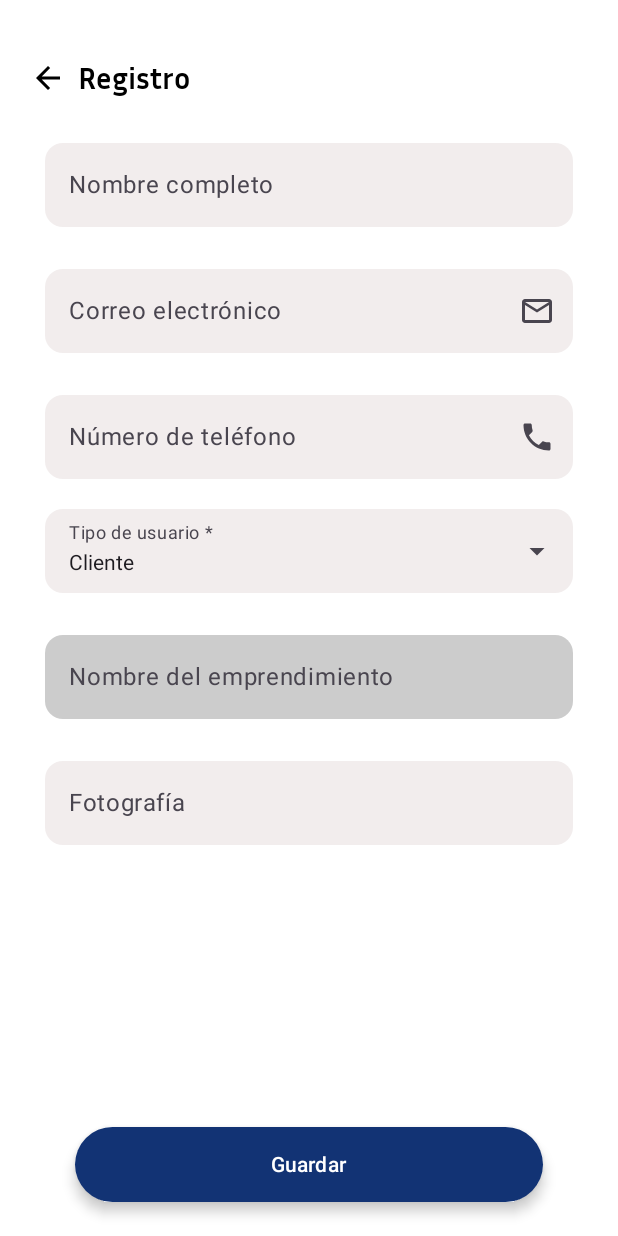
After one commit to PDM-24/proyecto-UCAmarket, an Android app built with Jetpack Compose: the SignupScreen screen opened through its navigation route, on a phone screen of 412 x 824 dp. The commit adds this screen. Run offline under Robolectric (Android 15) with nearby library versions, the phone set to English and light mode, and no system bars; libraries missing offline, so code that uses them is left out: androidx.benchmark.perfetto; 1 statement that could not run was skipped.

Commit message:
Agregar interfaz de registro

```diff
--- a/app/src/main/java/com/delgadojuarez/ucamarket/MainActivity.kt
+++ b/app/src/main/java/com/delgadojuarez/ucamarket/MainActivity.kt
@@ -4,6 +4,7 @@ import android.os.Bundle
 import androidx.activity.ComponentActivity
 import androidx.activity.compose.setContent
 import androidx.activity.enableEdgeToEdge
+import androidx.activity.viewModels
 import androidx.compose.foundation.layout.fillMaxSize
 import androidx.compose.foundation.layout.padding
 import androidx.compose.material3.Scaffold
@@ -11,6 +12,7 @@ import androidx.compose.material3.Text
 import androidx.compose.runtime.Composable
 import androidx.compose.ui.Modifier
 import androidx.compose.ui.tooling.preview.Preview
+import com.delgadojuarez.ucamarket.ui.navigation.Navigation
 import com.delgadojuarez.ucamarket.ui.screens.LoginScreen
 import com.delgadojuarez.ucamarket.ui.theme.UCAMARKETTheme
 
@@ -18,8 +20,12 @@ class MainActivity : ComponentActivity() {
     override fun onCreate(savedInstanceState: Bundle?) {
         super.onCreate(savedInstanceState)
 
+        // View model
+        val viewModel : MainViewModel by viewModels()
+
         setContent {
-            LoginScreen()
+            //LoginScreen()
+            Navigation(viewModel)
         }
     }
 }
--- /dev/null
+++ b/app/src/main/java/com/delgadojuarez/ucamarket/MainViewModel.kt
@@ -0,0 +1,6 @@
+package com.delgadojuarez.ucamarket
+
+import androidx.lifecycle.ViewModel
+
+class MainViewModel : ViewModel() {
+}
--- /dev/null
+++ b/app/src/main/java/com/delgadojuarez/ucamarket/ui/component/TopBar.kt
@@ -0,0 +1,83 @@
+package com.delgadojuarez.ucamarket.ui.component
+
+import androidx.compose.foundation.background
+import androidx.compose.foundation.clickable
+import androidx.compose.foundation.layout.Arrangement
+import androidx.compose.foundation.layout.Row
+import androidx.compose.foundation.layout.Spacer
+import androidx.compose.foundation.layout.fillMaxWidth
+import androidx.compose.foundation.layout.padding
+import androidx.compose.foundation.layout.wrapContentSize
+import androidx.compose.material.icons.Icons
+import androidx.compose.material.icons.filled.ArrowBack
+import androidx.compose.material.icons.filled.Favorite
+import androidx.compose.material.icons.filled.FavoriteBorder
+import androidx.compose.material.icons.rounded.FavoriteBorder
+import androidx.compose.material3.Button
+import androidx.compose.material3.Icon
+import androidx.compose.material3.IconButton
+import androidx.compose.material3.Text
+import androidx.compose.runtime.Composable
+import androidx.compose.ui.Alignment
+import androidx.compose.ui.Modifier
+import androidx.compose.ui.graphics.Color
+import androidx.compose.ui.text.font.FontWeight
+import androidx.compose.ui.tooling.preview.Preview
+import androidx.compose.ui.unit.dp
+import androidx.compose.ui.unit.sp
+import androidx.navigation.NavController
+import com.delgadojuarez.ucamarket.ui.navigation.ScreenRoute
+import com.delgadojuarez.ucamarket.ui.theme.InriaSans
+
+@Composable
+fun TopBar(
+    title : String = "",
+    navController: NavController
+){
+
+    // Calculando ruta actual
+    val currentRoute = navController.currentBackStackEntry?.destination?.route
+
+    Row (
+        modifier = Modifier
+            .fillMaxWidth()
+            .background(Color.White),
+        verticalAlignment = Alignment.CenterVertically
+    ){
+        Icon(
+            imageVector = Icons.Filled.ArrowBack,
+            contentDescription = "Regresar",
+            modifier = Modifier
+                .padding(start = 20.dp, end = 8.dp)
+                .clickable {
+                           navController.popBackStack()
+                },
+            tint = Color.Black
+        )
+        Text(
+            text = title,
+            fontWeight = FontWeight.Bold,
+            color = Color.Black,
+            fontSize = 20.sp,
+            fontFamily = InriaSans
+        )
+
+        Spacer(modifier = Modifier.weight(1f))
+
+        if(currentRoute == ScreenRoute.ProductDetail.route){
+            IconButton(
+                modifier = Modifier.wrapContentSize(),
+                onClick = {  }
+            ) {
+                Icon(
+                    modifier = Modifier.padding(end = 20.dp),
+                    imageVector = Icons.Default.FavoriteBorder,
+                    contentDescription = "Favorito",
+                    tint = Color.Black
+                )
+            }
+        }
+
+    }
+
+}
--- /dev/null
+++ b/app/src/main/java/com/delgadojuarez/ucamarket/ui/navigation/Navigation.kt
@@ -0,0 +1,34 @@
+package com.delgadojuarez.ucamarket.ui.navigation
+
+import androidx.compose.runtime.Composable
+import androidx.compose.runtime.internal.composableLambda
+import androidx.navigation.compose.NavHost
+import androidx.navigation.compose.composable
+import androidx.navigation.compose.rememberNavController
+import com.delgadojuarez.ucamarket.MainViewModel
+import com.delgadojuarez.ucamarket.ui.screens.Home
+import com.delgadojuarez.ucamarket.ui.screens.LoginScreen
+import com.delgadojuarez.ucamarket.ui.screens.ProductDetail
+import com.delgadojuarez.ucamarket.ui.screens.SignupScreen
+
+@Composable
+fun Navigation(
+    viewModel: MainViewModel
+){
+    val navController = rememberNavController()
+
+    NavHost(navController = navController, startDestination = ScreenRoute.Signin.route) {
+        composable(route = ScreenRoute.Signin.route){
+            LoginScreen(viewModel, navController)
+        }
+        composable(route = ScreenRoute.Signup.route){
+            SignupScreen(viewModel, navController)
+        }
+        composable(route = ScreenRoute.Home.route){
+            Home()
+        }
+        composable(route = ScreenRoute.ProductDetail.route){
+            ProductDetail()
+        }
+    }
+}
--- /dev/null
+++ b/app/src/main/java/com/delgadojuarez/ucamarket/ui/navigation/ScreenRoute.kt
@@ -0,0 +1,8 @@
+package com.delgadojuarez.ucamarket.ui.navigation
+
+sealed class ScreenRoute (var route: String){
+    object Signin: ScreenRoute("Iniciar sesion")
+    object Signup: ScreenRoute("Registro")
+    object Home: ScreenRoute("Home")
+    object ProductDetail: ScreenRoute("Detalle de producto")
+}
--- /dev/null
+++ b/app/src/main/java/com/delgadojuarez/ucamarket/ui/screens/Home.kt
@@ -0,0 +1,12 @@
+package com.delgadojuarez.ucamarket.ui.screens
+
+import androidx.compose.foundation.layout.Column
+import androidx.compose.material3.Text
+import androidx.compose.runtime.Composable
+
+@Composable
+fun Home(){
+    Column {
+        Text(text = "Pantalla principal")
+    }
+}
--- a/app/src/main/java/com/delgadojuarez/ucamarket/ui/screens/LoginScreen.kt
+++ b/app/src/main/java/com/delgadojuarez/ucamarket/ui/screens/LoginScreen.kt
@@ -14,10 +14,18 @@ import androidx.compose.foundation.layout.height
 import androidx.compose.foundation.layout.padding
 import androidx.compose.foundation.layout.size
 import androidx.compose.foundation.layout.width
+import androidx.compose.foundation.shape.RoundedCornerShape
+import androidx.compose.material.icons.Icons
+import androidx.compose.material.icons.filled.Email
+import androidx.compose.material.icons.filled.MailOutline
+import androidx.compose.material.icons.sharp.Lock
 import androidx.compose.material3.Button
 import androidx.compose.material3.ButtonDefaults
+import androidx.compose.material3.ExperimentalMaterial3Api
+import androidx.compose.material3.Icon
 import androidx.compose.material3.OutlinedTextField
 import androidx.compose.material3.Text
+import androidx.compose.material3.TextFieldDefaults
 import androidx.compose.runtime.Composable
 import androidx.compose.runtime.getValue
 import androidx.compose.runtime.mutableStateOf
@@ -25,18 +33,27 @@ import androidx.compose.runtime.remember
 import androidx.compose.runtime.setValue
 import androidx.compose.ui.Alignment
 import androidx.compose.ui.Modifier
+import androidx.compose.ui.graphics.Color
 import androidx.compose.ui.res.painterResource
 import androidx.compose.ui.text.font.FontWeight
 import androidx.compose.ui.text.input.PasswordVisualTransformation
 import androidx.compose.ui.tooling.preview.Preview
 import androidx.compose.ui.unit.dp
 import androidx.compose.ui.unit.sp
+import androidx.navigation.NavController
+import com.delgadojuarez.ucamarket.MainViewModel
 import com.delgadojuarez.ucamarket.R
+import com.delgadojuarez.ucamarket.ui.navigation.ScreenRoute
 import com.delgadojuarez.ucamarket.ui.theme.azul
+import com.delgadojuarez.ucamarket.ui.theme.grisTextFields
 import com.delgadojuarez.ucamarket.ui.theme.grisTexto
 
+@OptIn(ExperimentalMaterial3Api::class)
 @Composable
-fun LoginScreen(){
+fun LoginScreen(
+    viewModel: MainViewModel,
+    navController: NavController
+){
     var email by remember {
         mutableStateOf("")
     }
@@ -64,11 +81,18 @@ fun LoginScreen(){
 
         Spacer(modifier = Modifier.height(32.dp))
 
-        OutlinedTextField(value = email, onValueChange = {
-            email = it
-        }, label = {
-            Text(text = "Correo electrónico")
-        },
+        OutlinedTextField(
+            value = email,
+            onValueChange = { email = it },
+            label = { Text(text = "Correo electrónico") },
+            leadingIcon = { Icon(imageVector = Icons.Filled.MailOutline, contentDescription = "Email") },
+            colors = TextFieldDefaults.outlinedTextFieldColors(
+                containerColor = grisTextFields,
+                cursorColor = Color.Black,
+                focusedBorderColor = Color.Transparent,
+                unfocusedBorderColor = Color.Transparent
+            ),
+            shape = RoundedCornerShape(12.dp),
             modifier = Modifier
                 .fillMaxWidth()
                 .padding(horizontal = 50.dp)
@@ -76,11 +100,18 @@ fun LoginScreen(){
 
         Spacer(modifier = Modifier.height(16.dp))
 
-        OutlinedTextField(value = password, onValueChange = {
-            password = it
-        }, label = {
-            Text(text = "Contraseña")
-        },
+        OutlinedTextField(
+            value = password,
+            onValueChange = { password = it },
+            label = { Text(text = "Contraseña") },
+            leadingIcon = { Icon(imageVector = Icons.Sharp.Lock, contentDescription = "password")},
+            colors = TextFieldDefaults.outlinedTextFieldColors(
+                containerColor = grisTextFields,
+                cursorColor = Color.Black,
+                focusedBorderColor = Color.Transparent,
+                unfocusedBorderColor = Color.Transparent
+            ),
+            shape = RoundedCornerShape(12.dp),
             modifier = Modifier
                 .fillMaxWidth()
                 .padding(horizontal = 50.dp),
@@ -127,6 +158,7 @@ fun LoginScreen(){
                 fontWeight = FontWeight.ExtraBold,
                 modifier = Modifier.clickable {
                 // Acción al hacer clic en "Regístrate"
+                    navController.navigate(ScreenRoute.Signup.route)
             })
     }
 
--- /dev/null
+++ b/app/src/main/java/com/delgadojuarez/ucamarket/ui/screens/PruductDetail.kt
@@ -0,0 +1,12 @@
+package com.delgadojuarez.ucamarket.ui.screens
+
+import androidx.compose.foundation.layout.Column
+import androidx.compose.material3.Text
+import androidx.compose.runtime.Composable
+
+@Composable
+fun ProductDetail(){
+    Column {
+        Text(text = "Pantalla de detalle de producto")
+    }
+}
--- /dev/null
+++ b/app/src/main/java/com/delgadojuarez/ucamarket/ui/screens/SignupScreen.kt
@@ -0,0 +1,268 @@
+package com.delgadojuarez.ucamarket.ui.screens
+
+import android.util.Log
+import androidx.compose.foundation.background
+import androidx.compose.foundation.layout.Arrangement
+import androidx.compose.foundation.layout.Column
+import androidx.compose.foundation.layout.PaddingValues
+import androidx.compose.foundation.layout.Row
+import androidx.compose.foundation.layout.Spacer
+import androidx.compose.foundation.layout.fillMaxSize
+import androidx.compose.foundation.layout.fillMaxWidth
+import androidx.compose.foundation.layout.height
+import androidx.compose.foundation.layout.padding
+import androidx.compose.foundation.shape.RoundedCornerShape
+import androidx.compose.material.icons.Icons
+import androidx.compose.material.icons.filled.ArrowBack
+import androidx.compose.material.icons.filled.Email
+import androidx.compose.material.icons.filled.MailOutline
+import androidx.compose.material.icons.filled.Phone
+import androidx.compose.material3.Button
+import androidx.compose.material3.ButtonDefaults
+import androidx.compose.material3.DropdownMenuItem
+import androidx.compose.material3.ExperimentalMaterial3Api
+import androidx.compose.material3.ExposedDropdownMenuBox
+import androidx.compose.material3.ExposedDropdownMenuDefaults
+import androidx.compose.material3.Icon
+import androidx.compose.material3.OutlinedTextField
+import androidx.compose.material3.Text
+import androidx.compose.material3.TextField
+import androidx.compose.material3.TextFieldDefaults
+import androidx.compose.runtime.Composable
+import androidx.compose.runtime.derivedStateOf
+import androidx.compose.runtime.getValue
+import androidx.compose.runtime.mutableStateOf
+import androidx.compose.runtime.remember
+import androidx.compose.runtime.setValue
+import androidx.compose.ui.Alignment
+import androidx.compose.ui.Modifier
+import androidx.compose.ui.graphics.Color
+import androidx.compose.ui.text.font.FontFamily
+import androidx.compose.ui.text.font.FontWeight
+import androidx.compose.ui.tooling.preview.Preview
+import androidx.compose.ui.unit.dp
+import androidx.compose.ui.unit.sp
+import androidx.navigation.NavController
+import com.delgadojuarez.ucamarket.MainViewModel
+import com.delgadojuarez.ucamarket.ui.component.TopBar
+import com.delgadojuarez.ucamarket.ui.theme.InriaSans
+import com.delgadojuarez.ucamarket.ui.theme.azul
+import com.delgadojuarez.ucamarket.ui.theme.grisTextFields
+
+@OptIn(ExperimentalMaterial3Api::class)
+@Composable
+fun SignupScreen(
+    viewModel: MainViewModel,
+    navController: NavController
+){
+    var nombre by remember {
+        mutableStateOf("")
+    }
+    var email by remember {
+        mutableStateOf("")
+    }
+    var telefono by remember {
+        mutableStateOf("")
+    }
+    var tipoUsuario by remember {
+        mutableStateOf("")
+    }
+    var nombreEmprendimiento by remember {
+        mutableStateOf("")
+    }
+    var foto by remember {
+        mutableStateOf("")
+    }
+
+    var expanded by remember { mutableStateOf(false) }
+    val usuarios = listOf(
+        "Cliente",
+        "Emprendedor"
+    )
+    var selectedIndex by remember { mutableStateOf(usuarios[0]) }
+
+    val isReadOnly by derivedStateOf { selectedIndex != "Emprendedor" }
+
+    Column(
+        modifier = Modifier
+            .fillMaxSize()
+            .background(Color.White)
+    ) {
+        Spacer(modifier = Modifier.height(40.dp))
+
+        TopBar(
+            title = "Registro",
+            navController = navController
+        )
+
+        Column(
+            modifier = Modifier.fillMaxSize(),
+            verticalArrangement = Arrangement.Center,
+            horizontalAlignment = Alignment.CenterHorizontally
+        ) {
+            OutlinedTextField(
+                value = nombre,
+                onValueChange = { nombre = it },
+                label = { Text(text = "Nombre completo") },
+                colors = TextFieldDefaults.outlinedTextFieldColors(
+                    containerColor = grisTextFields,
+                    cursorColor = Color.Black,
+                    focusedBorderColor = Color.Transparent,
+                    unfocusedBorderColor = Color.Transparent
+                ),
+                shape = RoundedCornerShape(12.dp),
+                modifier = Modifier
+                    .fillMaxWidth()
+                    .padding(horizontal = 30.dp)
+            )
+
+            Spacer(modifier = Modifier.height(20.dp))
+
+            OutlinedTextField(
+                value = email,
+                onValueChange = { email = it },
+                label = { Text(text = "Correo electrónico") },
+                trailingIcon = { Icon(imageVector = Icons.Filled.MailOutline, contentDescription = "Email")},
+                colors = TextFieldDefaults.outlinedTextFieldColors(
+                    containerColor = grisTextFields,
+                    cursorColor = Color.Black,
+                    focusedBorderColor = Color.Transparent,
+                    unfocusedBorderColor = Color.Transparent
+                ),
+                shape = RoundedCornerShape(12.dp),
+                modifier = Modifier
+                    .fillMaxWidth()
+                    .padding(horizontal = 30.dp)
+            )
+
+            Spacer(modifier = Modifier.height(20.dp))
+
+            OutlinedTextField(
+                value = telefono,
+                onValueChange = { telefono = it },
+                label = { Text(text = "Número de teléfono") },
+                trailingIcon = { Icon(imageVector = Icons.Filled.Phone, contentDescription = "Telefono")},
+                colors = TextFieldDefaults.outlinedTextFieldColors(
+                    containerColor = grisTextFields,
+                    cursorColor = Color.Black,
+                    focusedBorderColor = Color.Transparent,
+                    unfocusedBorderColor = Color.Transparent
+                ),
+                shape = RoundedCornerShape(12.dp),
+                modifier = Modifier
+                    .fillMaxWidth()
+                    .padding(horizontal = 30.dp)
+            )
+
+            //Spacer(modifier = Modifier.height(20.dp))
+
+            /*OutlinedTextField(
+                value = tipoUsuario,
+                onValueChange = { tipoUsuario = it },
+                label = { Text(text = "Tipo de usuario *") },
+                colors = TextFieldDefaults.outlinedTextFieldColors(
+                    containerColor = grisTextFields,
+                    cursorColor = Color.Black,
+                    focusedBorderColor = Color.Transparent,
+                    unfocusedBorderColor = Color.Transparent
+                ),oundedCornerShape(12.dp),
+                modifier = Modifier
+                    .fillMaxWidth()
+                    .padding(horizontal = 30.dp)
+            )*/
+
+            Spacer(modifier = Modifier.height(20.dp))
+
+            ExposedDropdownMenuBox(
+                expanded = expanded,
+                onExpandedChange = { expanded = !expanded },
+                modifier = Modifier
+                    .fillMaxWidth()
+                    .padding(horizontal = 30.dp)
+            ) {
+                TextField(
+                    modifier = Modifier
+                        .fillMaxWidth()
+                        .menuAnchor(),
+                    value = selectedIndex,
+                    onValueChange = {},
+                    label = { Text(text = "Tipo de usuario *") },
+                    colors = TextFieldDefaults.outlinedTextFieldColors(
+                        containerColor = grisTextFields,
+                        cursorColor = Color.Black,
+                        focusedBorderColor = Color.Transparent,
+                        unfocusedBorderColor = Color.Transparent
+                    ),
+                    shape = RoundedCornerShape(12.dp),
+                    readOnly = true,
+                    trailingIcon = { ExposedDropdownMenuDefaults.TrailingIcon(expanded = expanded) }
+                )
+                ExposedDropdownMenu(expanded = expanded, onDismissRequest = { expanded = false }) {
+                    usuarios.forEachIndexed { index, usuario ->
+                        DropdownMenuItem(
+                            text = { Text(text = usuario) },
+                            onClick = {
+                                selectedIndex = usuarios[index]
+                                expanded = false
+                            },
+                            contentPadding = ExposedDropdownMenuDefaults.ItemContentPadding
+                        )
+                    }
+                }
+            }
+
+            Spacer(modifier = Modifier.height(20.dp))
+
+            OutlinedTextField(
+                value = nombreEmprendimiento,
+                onValueChange = { if (!isReadOnly) nombreEmprendimiento = it },
+                label = { Text(text = "Nombre del emprendimiento") },
+                colors = TextFieldDefaults.outlinedTextFieldColors(
+                    containerColor = if (isReadOnly) Color.LightGray else grisTextFields, // Cambia el color de fondo si está desactivado
+                    cursorColor = if (isReadOnly) Color.Transparent else Color.Black, // Oculta el cursor si está desactivado
+                    focusedBorderColor = if (isReadOnly) Color.Transparent else Color.Black, // Cambia el color del borde si está desactivado
+                    unfocusedBorderColor = if (isReadOnly) Color.Transparent else grisTextFields // Cambia el color del borde si está desactivado
+                ),
+                shape = RoundedCornerShape(12.dp),
+                readOnly = isReadOnly,
+                modifier = Modifier
+                    .fillMaxWidth()
+                    .padding(horizontal = 30.dp)
+            )
+
+            Spacer(modifier = Modifier.height(20.dp))
+
+            OutlinedTextField(
+                value = foto,
+                onValueChange = { foto = it },
+                label = { Text(text = "Fotografía") },
+                colors = TextFieldDefaults.outlinedTextFieldColors(
+                    containerColor = grisTextFields,
+                    cursorColor = Color.Black,
+                    focusedBorderColor = Color.Transparent,
+                    unfocusedBorderColor = Color.Transparent
+                ),
+                shape = RoundedCornerShape(12.dp),
+                modifier = Modifier
+                    .fillMaxWidth()
+                    .padding(horizontal = 30.dp)
+            )
+
+            Spacer(modifier = Modifier.height(128.dp))
+            Spacer(modifier = Modifier.height(60.dp))
+
+            Button(onClick = {
+                Log.i("Credential","Email : $email Nombre : $nombre")
+            },
+                modifier = Modifier
+                    .fillMaxWidth()
+                    .padding(horizontal = 50.dp)
+                    .height(50.dp),
+                colors = ButtonDefaults.buttonColors(containerColor = azul),
+                elevation = ButtonDefaults.buttonElevation(5.dp)
+            ) {
+                Text(text = "Guardar")
+            }
+        }
+    }
+}
--- a/app/src/main/java/com/delgadojuarez/ucamarket/ui/theme/Color.kt
+++ b/app/src/main/java/com/delgadojuarez/ucamarket/ui/theme/Color.kt
@@ -13,3 +13,4 @@ val Pink40 = Color(0xFF7D5260)
 // Colores personalizados
 val azul = Color(0xFF123374)
 val grisTexto = Color(0xFF484848)
+val grisTextFields = Color(0xFFF2EDED)
--- a/app/src/main/java/com/delgadojuarez/ucamarket/ui/theme/Type.kt
+++ b/app/src/main/java/com/delgadojuarez/ucamarket/ui/theme/Type.kt
@@ -2,9 +2,19 @@ package com.delgadojuarez.ucamarket.ui.theme
 
 import androidx.compose.material3.Typography
 import androidx.compose.ui.text.TextStyle
+import androidx.compose.ui.text.font.Font
 import androidx.compose.ui.text.font.FontFamily
 import androidx.compose.ui.text.font.FontWeight
 import androidx.compose.ui.unit.sp
+import com.delgadojuarez.ucamarket.R
+
+val InriaSans = FontFamily(
+    Font(R.font.inriasans_bold, FontWeight.Bold),
+    Font(R.font.inriasans_light, FontWeight.Light),
+    Font(R.font.inriasans_lightitalic, FontWeight.ExtraLight),
+    Font(R.font.inriasans_italic, FontWeight.Thin),
+    Font(R.font.inriasans_regular, FontWeight.Normal)
+)
 
 // Set of Material typography styles to start with
 val Typography = Typography(
--- a/build.gradle.kts
+++ b/build.gradle.kts
@@ -1,5 +1,7 @@
 // Top-level build file where you can add configuration options common to all sub-projects/modules.
 plugins {
     alias(libs.plugins.android.application) apply false
-    alias(libs.plugins.jetbrains.kotlin.android) apply false
+    //alias(libs.plugins.jetbrains.kotlin.android) apply false
+    id("org.jetbrains.kotlin.android") version "1.9.23" apply false
+    id("com.google.devtools.ksp") version "1.9.23-1.0.20" apply false
 }
```
Also changed, not shown: app/build.gradle.kts (+24 -2 lines), app/src/main/res/font/inriaaans_bolditalic.ttf (added), app/src/main/res/font/inriasans_bold.ttf (added), app/src/main/res/font/inriasans_italic.ttf (added), app/src/main/res/font/inriasans_light.ttf (added), app/src/main/res/font/inriasans_lightitalic.ttf (added), app/src/main/res/font/inriasans_regular.ttf (added).
